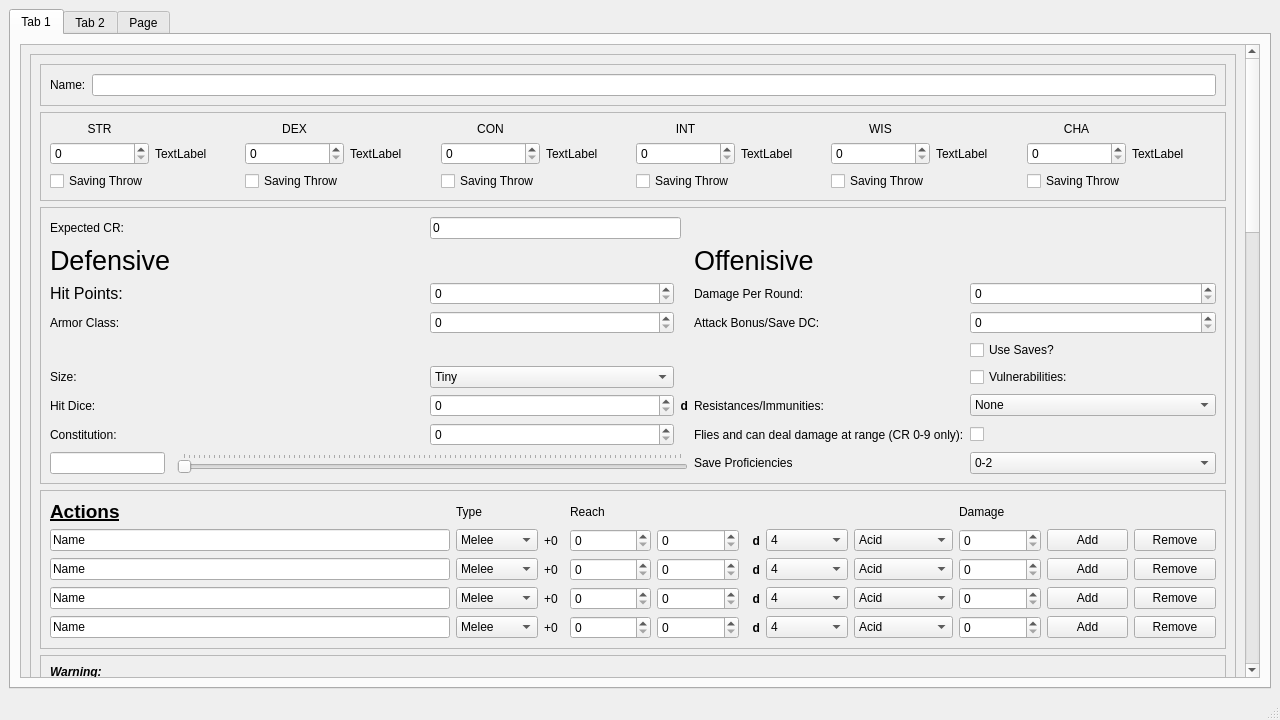
Old version of the form UI/mainScreen.ui in the repository TheNephalian/Senior-Project.
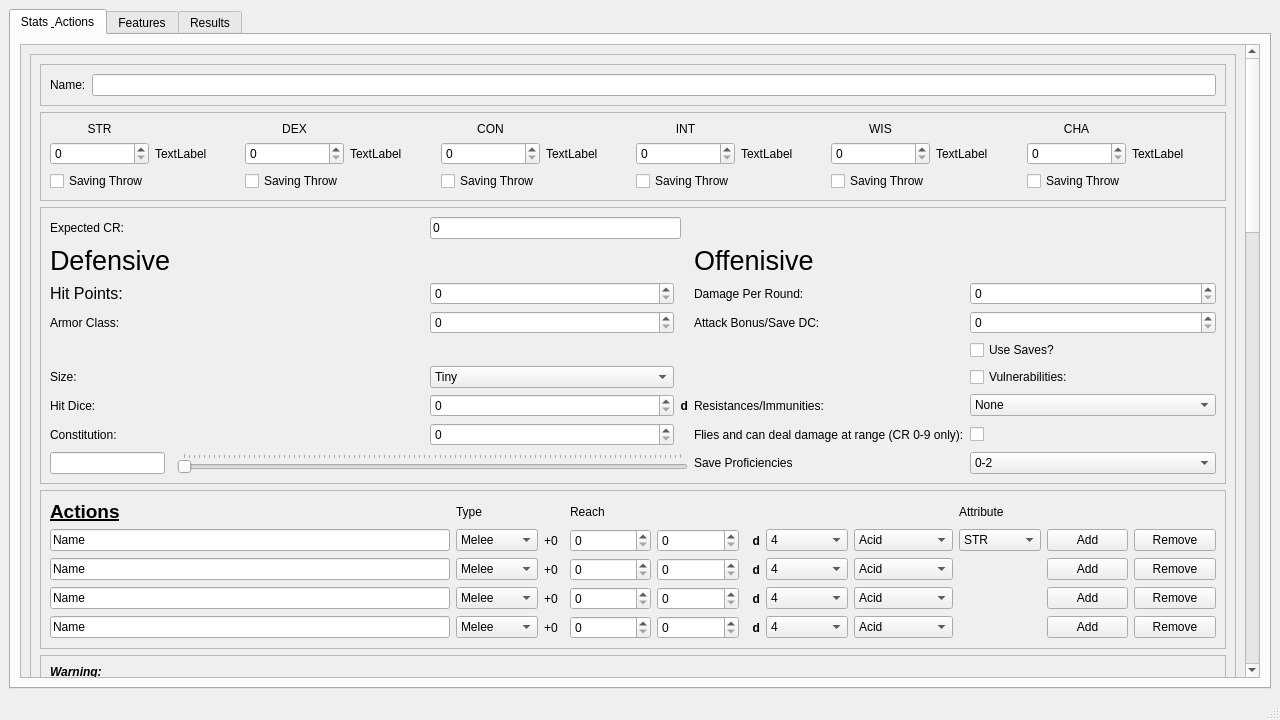
New version of the form. The open tabs and pages were chosen to show the change.

The edit to the form file:
```diff
--- a/UI/mainScreen.ui
+++ b/UI/mainScreen.ui
@@ -28,7 +28,7 @@
       </property>
       <widget class="QWidget" name="tab">
        <attribute name="title">
-        <string>Tab 1</string>
+        <string>Stats &amp; Actions</string>
        </attribute>
        <layout class="QVBoxLayout" name="verticalLayout_3">
         <item>
@@ -43,7 +43,7 @@
            <property name="geometry">
             <rect>
              <x>0</x>
-             <y>-73</y>
+             <y>0</y>
              <width>1219</width>
              <height>2227</height>
             </rect>
@@ -2107,7 +2107,7 @@
                   <item row="0" column="9">
                    <widget class="QLabel" name="label_39">
                     <property name="text">
-                     <string>Damage</string>
+                     <string>Attribute</string>
                     </property>
                    </widget>
                   </item>
@@ -2250,9 +2250,6 @@
                     </property>
                    </widget>
                   </item>
-                  <item row="1" column="9">
-                   <widget class="QSpinBox" name="actionDamage_1"/>
-                  </item>
                   <item row="1" column="2">
                    <widget class="QLabel" name="plusLabel_1">
                     <property name="maximumSize">
@@ -2273,9 +2270,6 @@
                     </property>
                    </widget>
                   </item>
-                  <item row="2" column="9">
-                   <widget class="QSpinBox" name="actionDamage_2"/>
-                  </item>
                   <item row="1" column="0">
                    <widget class="QLineEdit" name="actionName_1">
                     <property name="maximumSize">
@@ -2691,12 +2685,6 @@
                     </item>
                    </widget>
                   </item>
-                  <item row="3" column="9">
-                   <widget class="QSpinBox" name="actionDamage_3"/>
-                  </item>
-                  <item row="4" column="9">
-                   <widget class="QSpinBox" name="actionDamage_4"/>
-                  </item>
                   <item row="3" column="10">
                    <widget class="QPushButton" name="pushButton_5">
                     <property name="maximumSize">
@@ -2755,6 +2743,40 @@
                     </property>
                    </widget>
                   </item>
+                  <item row="1" column="9">
+                   <widget class="QComboBox" name="comboBox">
+                    <item>
+                     <property name="text">
+                      <string>STR</string>
+                     </property>
+                    </item>
+                    <item>
+                     <property name="text">
+                      <string>DEX</string>
+                     </property>
+                    </item>
+                    <item>
+                     <property name="text">
+                      <string>CON</string>
+                     </property>
+                    </item>
+                    <item>
+                     <property name="text">
+                      <string>INT</string>
+                     </property>
+                    </item>
+                    <item>
+                     <property name="text">
+                      <string>WIS</string>
+                     </property>
+                    </item>
+                    <item>
+                     <property name="text">
+                      <string>CHA</string>
+                     </property>
+                    </item>
+                   </widget>
+                  </item>
                  </layout>
                 </widget>
                </item>
@@ -3061,7 +3083,7 @@
       </widget>
       <widget class="QWidget" name="tab_2">
        <attribute name="title">
-        <string>Tab 2</string>
+        <string>Features</string>
        </attribute>
        <layout class="QVBoxLayout" name="verticalLayout_4">
         <item>
@@ -3461,7 +3483,7 @@
       </widget>
       <widget class="QWidget" name="tab_3">
        <attribute name="title">
-        <string>Page</string>
+        <string>Results</string>
        </attribute>
       </widget>
      </widget>
```
Left out of the diff: 2 changed lines with no effect on the pictures.
